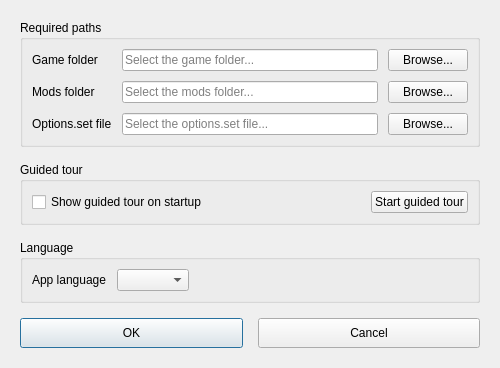
The window that goh_mod_manager/res/ui/preferences_dialog.ui (alexbdka/goh-mod-manager) describes before a commit, drawn with Qt 5.
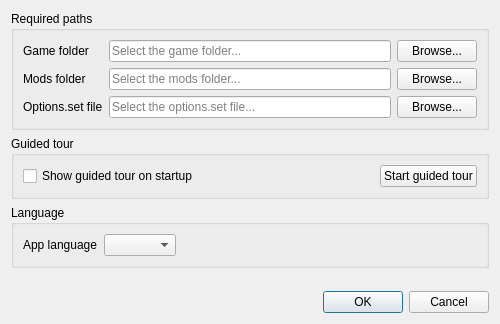
The same window after the commit.

Commit message: change dialog buttons from pushButtons to dialogButtons; UI formatting cleaning (font size, spacing, element size); refresh icon is now theme dynamic - add qtawesome as new dependency

Diff of the .ui file:
```diff
--- a/goh_mod_manager/res/ui/preferences_dialog.ui
+++ b/goh_mod_manager/res/ui/preferences_dialog.ui
@@ -7,7 +7,7 @@
                 <x>0</x>
                 <y>0</y>
                 <width>500</width>
-                <height>306</height>
+    <height>324</height>
             </rect>
         </property>
         <property name="windowTitle">
@@ -17,21 +17,12 @@
             <bool>true</bool>
         </property>
         <layout class="QVBoxLayout" name="verticalLayout">
-            <property name="spacing">
-                <number>15</number>
-            </property>
-            <property name="margin" stdset="0">
-                <number>20</number>
-            </property>
             <item>
                 <widget class="QGroupBox" name="pathGroupBox">
                     <property name="title">
                         <string>Required paths</string>
                     </property>
                     <layout class="QGridLayout" name="gridLayout">
-                        <property name="spacing">
-                            <number>10</number>
-                        </property>
                         <item row="1" column="1">
                             <widget class="QLineEdit" name="modsFolderLineEdit">
                                 <property name="readOnly">
@@ -44,12 +35,6 @@
                         </item>
                         <item row="2" column="2">
                             <widget class="QPushButton" name="settingsFileButton">
-                                <property name="maximumSize">
-                                    <size>
-                                        <width>100</width>
-                                        <height>16777215</height>
-                                    </size>
-                                </property>
                                 <property name="text">
                                     <string>Browse...</string>
                                 </property>
@@ -93,12 +78,6 @@
                         </item>
                         <item row="1" column="2">
                             <widget class="QPushButton" name="modsFolderButton">
-                                <property name="maximumSize">
-                                    <size>
-                                        <width>100</width>
-                                        <height>16777215</height>
-                                    </size>
-                                </property>
                                 <property name="text">
                                     <string>Browse...</string>
                                 </property>
@@ -137,9 +116,6 @@
                         <string>Guided tour</string>
                     </property>
                     <layout class="QHBoxLayout" name="guidedTourLayout">
-                        <property name="spacing">
-                            <number>10</number>
-                        </property>
                         <item>
                             <widget class="QCheckBox" name="checkBox_show_guided_tour">
                                 <property name="text">
@@ -176,9 +152,6 @@
                         <string>Language</string>
                     </property>
                     <layout class="QHBoxLayout" name="languageLayout">
-                        <property name="spacing">
-                            <number>10</number>
-                        </property>
                         <item>
                             <widget class="QLabel" name="languageLabel">
                                 <property name="text">
@@ -219,37 +192,14 @@
                 </spacer>
             </item>
             <item>
-                <layout class="QHBoxLayout" name="buttonLayout">
-                    <item>
-                        <widget class="QPushButton" name="okButton">
-                            <property name="minimumSize">
-                                <size>
-                                    <width>80</width>
-                                    <height>30</height>
-                                </size>
-                            </property>
-                            <property name="text">
-                                <string>OK</string>
-                            </property>
-                            <property name="default">
-                                <bool>true</bool>
-                            </property>
-                        </widget>
-                    </item>
-                    <item>
-                        <widget class="QPushButton" name="cancelButton">
-                            <property name="minimumSize">
-                                <size>
-                                    <width>80</width>
-                                    <height>30</height>
-                                </size>
-                            </property>
-                            <property name="text">
-                                <string>Cancel</string>
-                            </property>
-                        </widget>
-                    </item>
-                </layout>
+    <widget class="QDialogButtonBox" name="buttonBox">
+     <property name="orientation">
+      <enum>Qt::Orientation::Horizontal</enum>
+     </property>
+     <property name="standardButtons">
+      <set>QDialogButtonBox::StandardButton::Cancel|QDialogButtonBox::StandardButton::Ok</set>
+     </property>
+    </widget>
             </item>
         </layout>
     </widget>
```
Left out of the diff: 24 changed lines with no effect on the pictures. Lines whose indentation alone changed are shown as unchanged. The commit also changes 18 other files.
